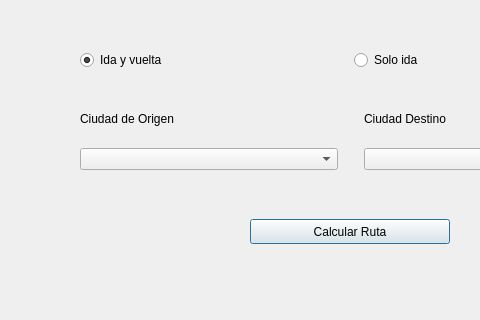
Before: the Qt Designer form src/gui/seconddialog.ui in EdgarPrueba/Sistema-de-Reserva-de-Vuelos, drawn with Qt 5; both pictures show x 0 to 480 and y 141 to 461 of the 722 by 461 pixel window.
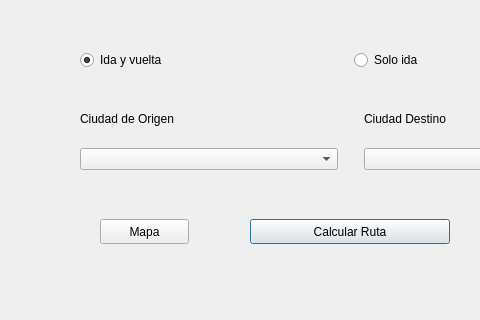
After: the same form once the commit is applied.

Commit message: Corrección en seconddialog.ui

The edit to the form file:
```diff
--- a/src/gui/seconddialog.ui
+++ b/src/gui/seconddialog.ui
@@ -149,6 +149,19 @@
     <string>Calcular Ruta</string>
    </property>
   </widget>
+  <widget class="QPushButton" name="pushButton_2">
+   <property name="geometry">
+    <rect>
+     <x>100</x>
+     <y>360</y>
+     <width>89</width>
+     <height>25</height>
+    </rect>
+   </property>
+   <property name="text">
+    <string>Mapa</string>
+   </property>
+  </widget>
  </widget>
  <resources/>
  <connections/>
```
Left out of the diff: 9 changed lines with no effect on the pictures.
